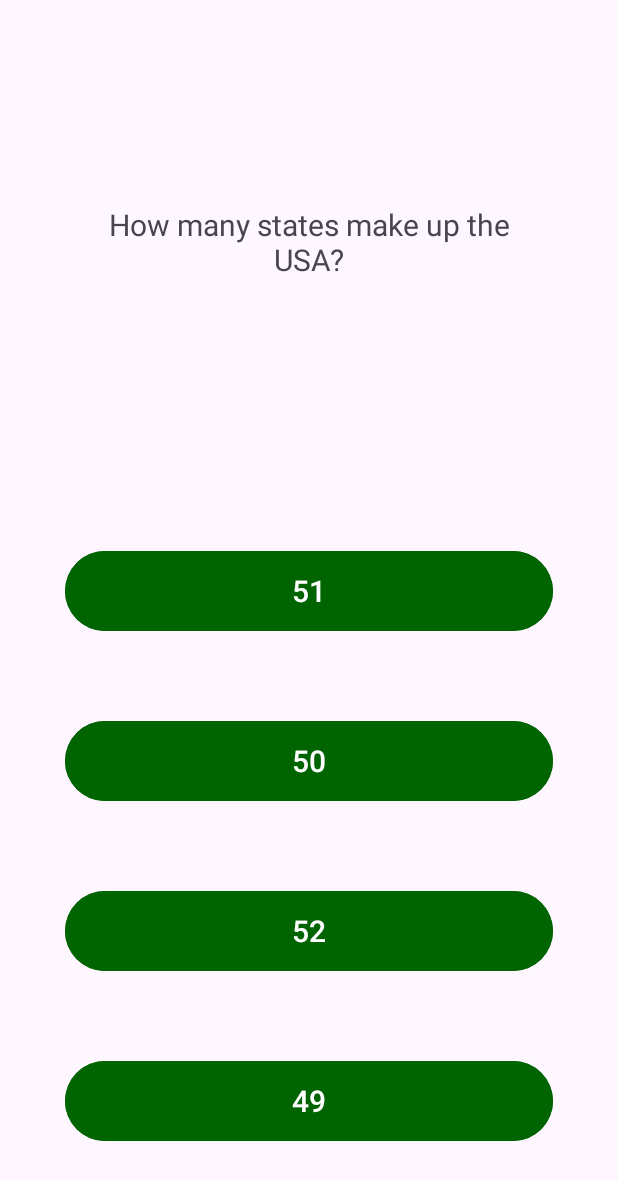
After one commit to KaitlynClay/Geo-FinalProject, an Android app: the NAQuestions screen opened directly, with no data from a screen before it, on a phone screen of 412 x 824 dp. The commit adds this screen. Shown: the top 1180 px of the screen. Run offline under Robolectric (Android 15) with nearby library versions, the light colour scheme and no system bars.

Commit message:
First questions

```diff
--- a/app/src/main/AndroidManifest.xml
+++ b/app/src/main/AndroidManifest.xml
@@ -12,6 +12,9 @@
         android:supportsRtl="true"
         android:theme="@style/Theme.GeoFinalProject"
         tools:targetApi="31">
+        <activity
+            android:name=".NAQuestions"
+            android:exported="false" />
         <activity
             android:name=".User_Profile"
             android:exported="false" />
--- /dev/null
+++ b/app/src/main/java/com/example/geo_finalproject/NAQuestions.kt
@@ -0,0 +1,144 @@
+package com.example.geo_finalproject
+
+import android.content.Intent
+import androidx.appcompat.app.AppCompatActivity
+import android.os.Bundle
+import android.widget.Button
+import android.widget.LinearLayout
+import android.widget.TextView
+import android.widget.Toast
+
+data class Question(
+    val questionTxt: String,
+    val options: List<String>,
+    val correctAnswer: String
+)
+class NAQuestions : AppCompatActivity() {
+    private val questionList = mutableListOf<Question>()
+    private var shuffledQuestions: List<Question> = emptyList()
+    private var currentQuestionIndex = 0
+    private lateinit var optionsLayout: LinearLayout
+    private lateinit var questionTxtView: TextView
+    private lateinit var optionBtn1: Button
+    private lateinit var optionBtn2: Button
+    private lateinit var optionBtn3: Button
+    private lateinit var optionBtn4: Button
+    override fun onCreate(savedInstanceState: Bundle?) {
+        super.onCreate(savedInstanceState)
+        setContentView(R.layout.activity_naquestions)
+
+        val question1 = Question(
+            "How many states make up the USA?",
+            listOf("52", "50", "49", "51"), "50"
+        )
+        val question2 = Question(
+            " What is the largest freshwater lake in North America?",
+            listOf("Lake Erie", "Lake Huron", "Lake Michigan", "Lake Superior"), "Lake Superior"
+        )
+        val question3 = Question(
+            "Which North American mammal has the longest migration?",
+            listOf("Redwing Blackbird", "Canadian Geese", "Caribou", "Monarch Butterfly"), "Caribou"
+        )
+        val question4 = Question(
+            "Which Canadian province has the largest French-speaking population outside of France?",
+            listOf("Alberta", "Quebec", "Ontario", "Manitoba"), "Quebec"
+        )
+        val question5 = Question(
+            " Which natural wonder in Arizona is one of the Seven Wonders of the Natural World?",
+            listOf("Grand Canyon", "Monument Valley", "Lake Powell", "Horseshoe Bend"), "Grand Canyon"
+        )
+        val question6 = Question(
+            "What is the most expensive city to live in North America?",
+            listOf("Toronto", "Mexico City", "San Francisco", "New York City"), "San Francisco"
+        )
+        val question7 = Question(
+            "What is the longest river in North America?",
+            listOf("Rio Grande", "Yukon River", "Mississippi River", "Missouri River"), "Missouri River"
+        )
+        val question8 = Question(
+            "What is the tallest mountain in North America?",
+            listOf("Mt Logan", "Denali", "Mt Whitney", "Mt Rainier"), "Denali"
+        )
+        val question9 = Question(
+            "What is the largest desert in North America?",
+            listOf("Chihuahuan Desert", "Carson Desert", "Tule Desert", "Red Desert"), "Chihuahuan Desert"
+        )
+        val question10 = Question(
+            "What is the highest waterfall in North America?",
+            listOf("Fall Creek Falls", "Yosemite Falls", "Niagara Falls", "Multnomah Falls"), "Yosemite Falls"
+        )
+
+        questionList.add(question1)
+        questionList.add(question2)
+        questionList.add(question3)
+        questionList.add(question4)
+        questionList.add(question5)
+        questionList.add(question6)
+        questionList.add(question7)
+        questionList.add(question8)
+        questionList.add(question9)
+        questionList.add(question10)
+
+        shuffledQuestions = questionList.shuffled()
+
+        questionTxtView = findViewById(R.id.idQuestionTxt)
+        optionBtn1 = findViewById(R.id.idAnswerOne)
+        optionBtn2 = findViewById(R.id.idAnswerTwo)
+        optionBtn3 = findViewById(R.id.idAnswerThree)
+        optionBtn4 = findViewById(R.id.idAnswerFour)
+
+        displayCurrentQuestion()
+    }
+
+    private fun displayCurrentQuestion() {
+        if (currentQuestionIndex < questionList.size) {
+            val currentQuestion = questionList[currentQuestionIndex]
+            questionTxtView.text = currentQuestion.questionTxt
+            val shuffledOptions = currentQuestion.options.shuffled()
+
+            optionBtn1.text = shuffledOptions[0]
+            optionBtn2.text = shuffledOptions[1]
+            optionBtn3.text = shuffledOptions[2]
+            optionBtn4.text = shuffledOptions[3]
+
+            optionBtn1.setOnClickListener {
+                checkAnswer(optionBtn1.text.toString(), currentQuestion.correctAnswer)
+                currentQuestionIndex++
+                displayCurrentQuestion()
+            }
+            optionBtn2.setOnClickListener {
+                checkAnswer(optionBtn2.text.toString(), currentQuestion.correctAnswer)
+                currentQuestionIndex++
+                displayCurrentQuestion()
+            }
+            optionBtn3.setOnClickListener {
+                checkAnswer(optionBtn3.text.toString(), currentQuestion.correctAnswer)
+                currentQuestionIndex++
+                displayCurrentQuestion()
+            }
+            optionBtn4.setOnClickListener {
+                checkAnswer(optionBtn4.text.toString(), currentQuestion.correctAnswer)
+                currentQuestionIndex++
+                displayCurrentQuestion()
+            }
+        } else {
+            Toast.makeText(this,getString(R.string.completed), Toast.LENGTH_SHORT).show()
+            moveToAnotherAvtivity()
+        }
+    }
+
+    private fun checkAnswer(selectedAnswer: String, correctAnswer: String) {
+        if (selectedAnswer == correctAnswer) {
+            Toast.makeText(this,getString(R.string.correctMes), Toast.LENGTH_SHORT).show()
+        } else {
+            Toast.makeText(this,"Incorect. The correct answer is $correctAnswer", Toast.LENGTH_SHORT).show()
+        }
+    }
+
+    private fun moveToAnotherAvtivity() {
+        val intent = Intent(this,NorthAmerica::class.java)
+        startActivity(intent)
+        finish()
+    }
+
+}
--- a/app/src/main/java/com/example/geo_finalproject/NorthAmerica.kt
+++ b/app/src/main/java/com/example/geo_finalproject/NorthAmerica.kt
@@ -17,5 +17,11 @@ class NorthAmerica : AppCompatActivity() {
             val intent = Intent(this,MainActivity::class.java)
             startActivity(intent)
         }
+
+        val btnQuestion = findViewById<Button>(R.id.idQuestionBtn)
+        btnQuestion.setOnClickListener {
+            val intent = Intent(this,NAQuestions::class.java)
+            startActivity(intent)
+        }
     }
 }
--- a/app/src/main/res/layout/activity_africa.xml
+++ b/app/src/main/res/layout/activity_africa.xml
@@ -39,6 +39,7 @@
         android:layout_marginStart="160dp"
         android:layout_marginEnd="160dp"
         android:layout_marginBottom="30dp"
+        android:backgroundTint="@color/darkGreen"
         android:text="@string/btnHome"
         app:layout_constraintBottom_toBottomOf="parent"
         app:layout_constraintEnd_toEndOf="parent"
--- a/app/src/main/res/layout/activity_antarctica.xml
+++ b/app/src/main/res/layout/activity_antarctica.xml
@@ -39,6 +39,7 @@
         android:layout_marginStart="160dp"
         android:layout_marginEnd="160dp"
         android:layout_marginBottom="30dp"
+        android:backgroundTint="@color/darkGreen"
         android:text="@string/btnHome"
         app:layout_constraintBottom_toBottomOf="parent"
         app:layout_constraintEnd_toEndOf="parent"
--- a/app/src/main/res/layout/activity_asia.xml
+++ b/app/src/main/res/layout/activity_asia.xml
@@ -39,6 +39,7 @@
         android:layout_marginStart="160dp"
         android:layout_marginEnd="151dp"
         android:layout_marginBottom="30dp"
+        android:backgroundTint="@color/darkGreen"
         android:text="@string/btnHome"
         app:layout_constraintBottom_toBottomOf="parent"
         app:layout_constraintEnd_toEndOf="parent"
--- a/app/src/main/res/layout/activity_australian_oceania.xml
+++ b/app/src/main/res/layout/activity_australian_oceania.xml
@@ -39,6 +39,7 @@
         android:layout_marginStart="160dp"
         android:layout_marginEnd="160dp"
         android:layout_marginBottom="30dp"
+        android:backgroundTint="@color/darkGreen"
         android:text="@string/btnHome"
         app:layout_constraintBottom_toBottomOf="parent"
         app:layout_constraintEnd_toEndOf="parent"
--- a/app/src/main/res/layout/activity_europe.xml
+++ b/app/src/main/res/layout/activity_europe.xml
@@ -39,6 +39,7 @@
         android:layout_marginStart="160dp"
         android:layout_marginEnd="160dp"
         android:layout_marginBottom="30dp"
+        android:backgroundTint="@color/darkGreen"
         android:text="@string/btnHome"
         app:layout_constraintBottom_toBottomOf="parent"
         app:layout_constraintEnd_toEndOf="parent"
--- /dev/null
+++ b/app/src/main/res/layout/activity_naquestions.xml
@@ -0,0 +1,74 @@
+<?xml version="1.0" encoding="utf-8"?>
+<androidx.constraintlayout.widget.ConstraintLayout xmlns:android="http://schemas.android.com/apk/res/android"
+    xmlns:app="http://schemas.android.com/apk/res-auto"
+    xmlns:tools="http://schemas.android.com/tools"
+    android:layout_width="match_parent"
+    android:layout_height="match_parent"
+    tools:context=".NAQuestions">
+
+    <Button
+        android:id="@+id/idAnswerFour"
+        android:layout_width="325dp"
+        android:layout_height="61dp"
+        android:layout_marginStart="43dp"
+        android:layout_marginTop="52dp"
+        android:layout_marginEnd="43dp"
+        android:backgroundTint="@color/darkGreen"
+        android:textSize="20sp"
+        app:layout_constraintEnd_toEndOf="parent"
+        app:layout_constraintStart_toStartOf="parent"
+        app:layout_constraintTop_toBottomOf="@+id/idAnswerThree" />
+
+    <Button
+        android:id="@+id/idAnswerThree"
+        android:layout_width="325dp"
+        android:layout_height="61dp"
+        android:layout_marginStart="43dp"
+        android:layout_marginTop="52dp"
+        android:layout_marginEnd="43dp"
+        android:backgroundTint="@color/darkGreen"
+        android:textSize="20sp"
+        app:layout_constraintEnd_toEndOf="parent"
+        app:layout_constraintStart_toStartOf="parent"
+        app:layout_constraintTop_toBottomOf="@+id/idAnswerTwo" />
+
+    <Button
+        android:id="@+id/idAnswerTwo"
+        android:layout_width="325dp"
+        android:layout_height="61dp"
+        android:layout_marginStart="43dp"
+        android:layout_marginTop="52dp"
+        android:layout_marginEnd="43dp"
+        android:backgroundTint="@color/darkGreen"
+        android:textSize="20sp"
+        app:layout_constraintEnd_toEndOf="parent"
+        app:layout_constraintStart_toStartOf="parent"
+        app:layout_constraintTop_toBottomOf="@+id/idAnswerOne" />
+
+    <TextView
+        android:id="@+id/idQuestionTxt"
+        android:layout_width="304dp"
+        android:layout_height="183dp"
+        android:layout_marginStart="46dp"
+        android:layout_marginTop="70dp"
+        android:layout_marginEnd="46dp"
+        android:gravity="center_horizontal|center_vertical"
+        android:textSize="20sp"
+        app:layout_constraintEnd_toEndOf="parent"
+        app:layout_constraintStart_toStartOf="parent"
+        app:layout_constraintTop_toTopOf="parent" />
+
+    <Button
+        android:id="@+id/idAnswerOne"
+        android:layout_width="325dp"
+        android:layout_height="61dp"
+        android:layout_marginStart="43dp"
+        android:layout_marginTop="110dp"
+        android:layout_marginEnd="43dp"
+        android:backgroundTint="@color/darkGreen"
+        android:textSize="20sp"
+        app:layout_constraintEnd_toEndOf="parent"
+        app:layout_constraintStart_toStartOf="parent"
+        app:layout_constraintTop_toBottomOf="@+id/idQuestionTxt" />
+
+</androidx.constraintlayout.widget.ConstraintLayout>
--- a/app/src/main/res/layout/activity_northamerica.xml
+++ b/app/src/main/res/layout/activity_northamerica.xml
@@ -39,8 +39,22 @@
         android:layout_marginStart="160dp"
         android:layout_marginEnd="160dp"
         android:layout_marginBottom="30dp"
+        android:backgroundTint="@color/darkGreen"
         android:text="@string/btnHome"
         app:layout_constraintBottom_toBottomOf="parent"
         app:layout_constraintEnd_toEndOf="parent"
         app:layout_constraintStart_toStartOf="parent" />
+
+    <Button
+        android:id="@+id/idQuestionBtn"
+        android:layout_width="wrap_content"
+        android:layout_height="wrap_content"
+        android:layout_marginStart="149dp"
+        android:layout_marginTop="57dp"
+        android:layout_marginEnd="149dp"
+        android:backgroundTint="@color/darkGreen"
+        android:text="@string/question"
+        app:layout_constraintEnd_toEndOf="parent"
+        app:layout_constraintStart_toStartOf="parent"
+        app:layout_constraintTop_toBottomOf="@+id/idNAtitle" />
 </androidx.constraintlayout.widget.ConstraintLayout>
--- a/app/src/main/res/layout/activity_southamerica.xml
+++ b/app/src/main/res/layout/activity_southamerica.xml
@@ -39,6 +39,7 @@
         android:layout_marginStart="160dp"
         android:layout_marginEnd="160dp"
         android:layout_marginBottom="30dp"
+        android:backgroundTint="@color/darkGreen"
         android:text="@string/btnHome"
         app:layout_constraintBottom_toBottomOf="parent"
         app:layout_constraintEnd_toEndOf="parent"
--- a/app/src/main/res/values/strings.xml
+++ b/app/src/main/res/values/strings.xml
@@ -26,4 +26,8 @@
     <string name="errContinent">Invalid continent. Please retry.</string>
     <string name="errNation">Invalid country. Please retry.</string>
     <string name="profile">Your Profile</string>
+    <string name="question">Questions</string>
+    <string name="correctMes">Correct!</string>
+    <string name="incorrectMes">Incorrect. The correct answer is</string>
+    <string name="completed">All Questions Completed</string>
 </resources>
```
